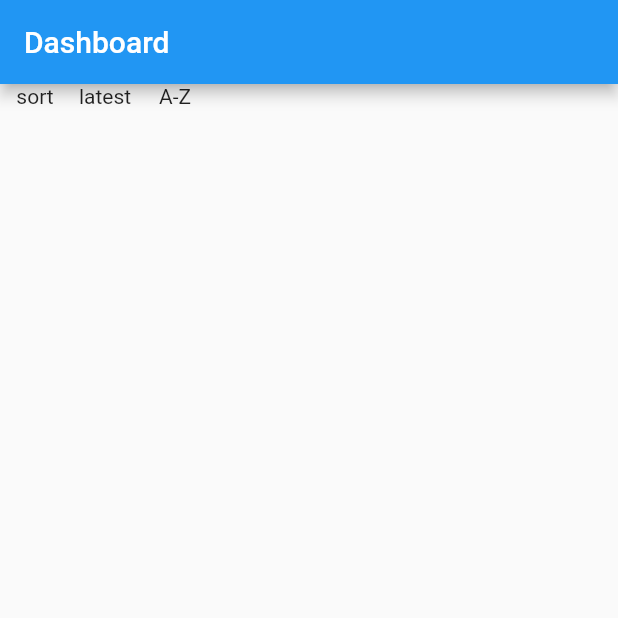
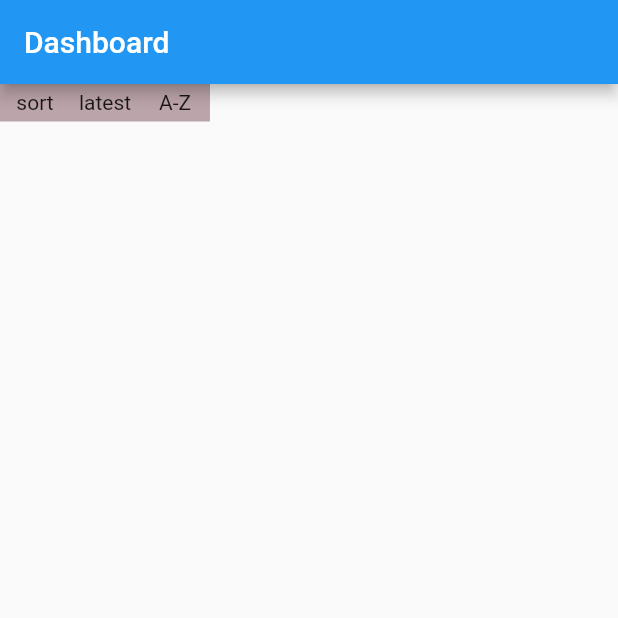
Before and after one commit to MendozaFiona/project_heartsleeve, a Flutter app: the screen it shows after launch, on a phone screen of 412 x 824 dp, the top half of it. Run offline on Flutter 3.47's test engine with Material 2 defaults, Android fonts, the phone set to English and light mode, and no system bars.

Commit message:
added color

```diff
--- a/lib/home.dart
+++ b/lib/home.dart
@@ -5,6 +5,7 @@ class Home extends StatelessWidget{
 
   @override
   Widget build(BuildContext context){
+
     return Scaffold(
 
         appBar: AppBar(
--- a/lib/sortmenu.dart
+++ b/lib/sortmenu.dart
@@ -3,6 +3,7 @@ import 'package:flutter/material.dart';
 class SortMenu extends StatelessWidget {
   @override
   Widget build(BuildContext context) {
+
     return Container( // CHANGE modify to accomodate two types of sort menu
 
       child: Row(
@@ -16,9 +17,13 @@ class SortMenu extends StatelessWidget {
 
         ],
 
+        //padding
+
       ),
 
+      color: Color.fromRGBO(160,127,136,0.7),
       width: 140.0,
+      height: 25.0,
 
     );
 
```
